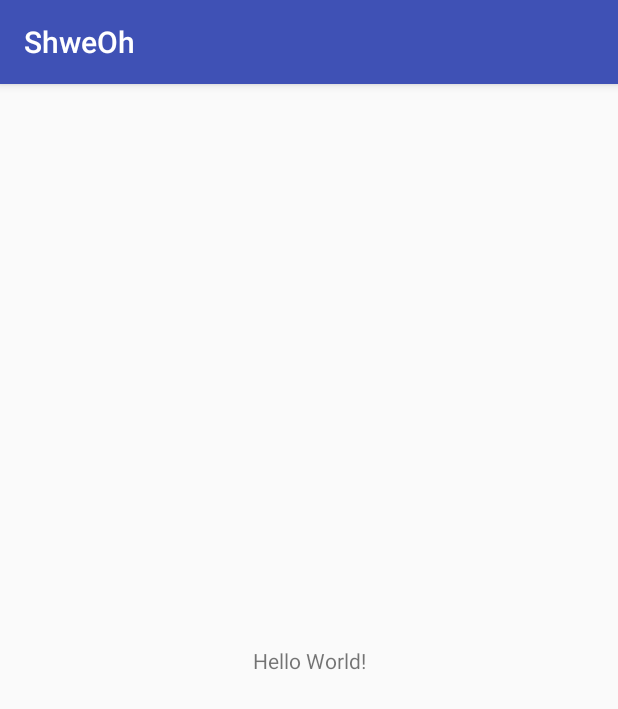
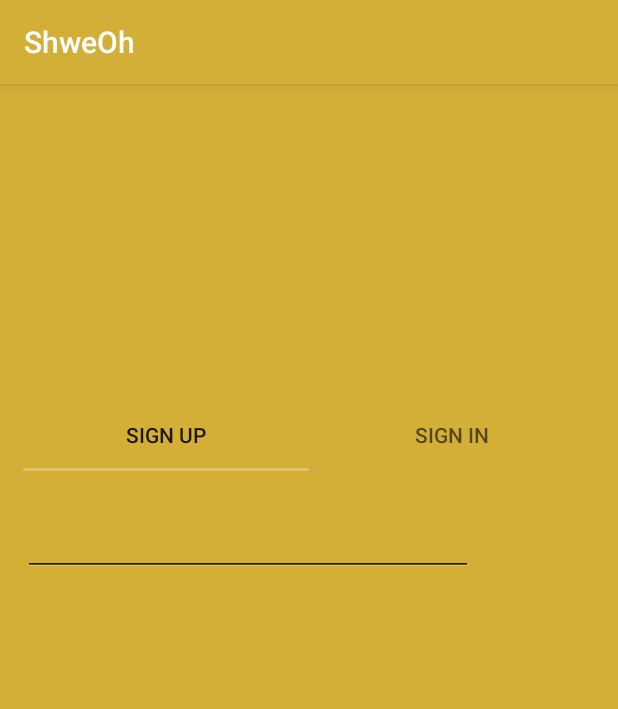
Before and after one commit to kyawthetwin/shweoh, an Android app: the screen it shows after launch (MainActivity before the commit, Login after it), on a phone screen of 412 x 824 dp. Shown: the top 709 px of the screen. Run offline under Robolectric (Android 15) with nearby library versions, the phone set to English and light mode, and no system bars.

Commit message:
add UI Login

```diff
--- a/app/build.gradle
+++ b/app/build.gradle
@@ -25,6 +25,8 @@ dependencies {
         exclude group: 'com.android.support', module: 'support-annotations'
     })
     compile 'com.android.support:appcompat-v7:25.1.1'
+    compile 'com.android.support:design:25.1.1'
     compile 'com.android.support.constraint:constraint-layout:1.0.0-alpha8'
+    compile 'com.android.support:support-v4:25.3.1'
     testCompile 'junit:junit:4.12'
 }
--- a/app/src/main/AndroidManifest.xml
+++ b/app/src/main/AndroidManifest.xml
@@ -9,13 +9,15 @@
         android:roundIcon="@mipmap/ic_launcher_round"
         android:supportsRtl="true"
         android:theme="@style/AppTheme">
-        <activity android:name=".MainActivity">
+        <activity android:name=".Login">
             <intent-filter>
                 <action android:name="android.intent.action.MAIN" />
 
                 <category android:name="android.intent.category.LAUNCHER" />
             </intent-filter>
         </activity>
+        <activity
+            android:name=".SplashScreen" />
     </application>
 
 </manifest>
--- /dev/null
+++ b/app/src/main/java/moneytransfer/miracle/com/shweoh/Adapter/PagerAdapter.java
@@ -0,0 +1,42 @@
+package moneytransfer.miracle.com.shweoh.Adapter;
+
+import android.support.v4.app.Fragment;
+import android.support.v4.app.FragmentManager;
+import android.support.v4.app.FragmentPagerAdapter;
+
+import moneytransfer.miracle.com.shweoh.Fragment.LoginFragment;
+import moneytransfer.miracle.com.shweoh.Fragment.RegisterFragment;
+
+/**
+ * Created by kyawthetwin on 5/22/17.
+ */
+
+public class PagerAdapter extends FragmentPagerAdapter {
+
+    int mNumOfTabs;
+    public PagerAdapter(FragmentManager fm, int NumOfTabs) {
+        super(fm);
+        this.mNumOfTabs = NumOfTabs;
+    }
+
+    @Override
+    public Fragment getItem(int position) {
+
+        switch (position) {
+            case 0:
+                RegisterFragment tab1 = new RegisterFragment();
+                return tab1;
+            case 1:
+                LoginFragment tab2 = new LoginFragment();
+                return tab2;
+
+            default:
+                return null;
+        }
+    }
+
+    @Override
+    public int getCount() {
+        return mNumOfTabs;
+    }
+}
--- /dev/null
+++ b/app/src/main/java/moneytransfer/miracle/com/shweoh/Fragment/LoginFragment.java
@@ -0,0 +1,25 @@
+package moneytransfer.miracle.com.shweoh.Fragment;
+
+import android.os.Bundle;
+import android.support.v4.app.Fragment;
+import android.view.LayoutInflater;
+import android.view.View;
+import android.view.ViewGroup;
+
+import moneytransfer.miracle.com.shweoh.R;
+
+public class LoginFragment extends Fragment {
+    @Override
+    public View onCreateView(LayoutInflater inflater, ViewGroup container,
+                             Bundle savedInstanceState) {
+        // Get the view from fragmenttab2.xml
+        View view = inflater.inflate(R.layout.fragment_login, container, false);
+        return view;
+    }
+
+    @Override
+    public void onSaveInstanceState(Bundle outState) {
+        super.onSaveInstanceState(outState);
+        setUserVisibleHint(true);
+    }
+}
--- /dev/null
+++ b/app/src/main/java/moneytransfer/miracle/com/shweoh/Fragment/RegisterFragment.java
@@ -0,0 +1,26 @@
+package moneytransfer.miracle.com.shweoh.Fragment;
+
+import android.os.Bundle;
+import android.support.v4.app.Fragment;
+import android.view.LayoutInflater;
+import android.view.View;
+import android.view.ViewGroup;
+
+import moneytransfer.miracle.com.shweoh.R;
+
+
+public class RegisterFragment extends Fragment {
+    @Override
+    public View onCreateView(LayoutInflater inflater, ViewGroup container,
+                             Bundle savedInstanceState) {
+        // Get the view from fragmenttab2.xml
+        View view = inflater.inflate(R.layout.fragment_register, container, false);
+        return view;
+    }
+
+    @Override
+    public void onSaveInstanceState(Bundle outState) {
+        super.onSaveInstanceState(outState);
+        setUserVisibleHint(true);
+    }
+}
--- /dev/null
+++ b/app/src/main/java/moneytransfer/miracle/com/shweoh/Login.java
@@ -0,0 +1,48 @@
+package moneytransfer.miracle.com.shweoh;
+
+import android.os.Bundle;
+import android.support.design.widget.TabLayout;
+import android.support.v4.view.ViewPager;
+import android.support.v7.app.AppCompatActivity;
+
+import moneytransfer.miracle.com.shweoh.Adapter.PagerAdapter;
+
+public class Login extends AppCompatActivity {
+
+    @Override
+    protected void onCreate(Bundle savedInstanceState) {
+        super.onCreate(savedInstanceState);
+        setContentView(R.layout.activity_login);
+        /*Toolbar toolbar = (Toolbar) findViewById(R.id.toolbar);
+        setSupportActionBar(toolbar);*/
+
+        TabLayout tabLayout = (TabLayout) findViewById(R.id.tab_layout);
+        tabLayout.addTab(tabLayout.newTab().setText("Sign Up"));
+        tabLayout.addTab(tabLayout.newTab().setText("Sign In"));
+        tabLayout.setTabGravity(TabLayout.GRAVITY_FILL);
+
+        final ViewPager viewPager = (ViewPager) findViewById(R.id.pager);
+        final PagerAdapter adapter = new PagerAdapter
+                (getSupportFragmentManager(), tabLayout.getTabCount());
+        viewPager.setAdapter(adapter);
+        viewPager.addOnPageChangeListener(new TabLayout.TabLayoutOnPageChangeListener(tabLayout));
+        tabLayout.setOnTabSelectedListener(new TabLayout.OnTabSelectedListener() {
+            @Override
+            public void onTabSelected(TabLayout.Tab tab) {
+                viewPager.setCurrentItem(tab.getPosition());
+            }
+
+            @Override
+            public void onTabUnselected(TabLayout.Tab tab) {
+
+            }
+
+            @Override
+            public void onTabReselected(TabLayout.Tab tab) {
+
+            }
+        });
+    }
+
+
+}
--- /dev/null
+++ b/app/src/main/res/layout/activity_login.xml
@@ -0,0 +1,31 @@
+<?xml version="1.0" encoding="utf-8"?>
+<RelativeLayout xmlns:android="http://schemas.android.com/apk/res/android"
+    xmlns:app="http://schemas.android.com/apk/res-auto"
+    xmlns:tools="http://schemas.android.com/tools"
+    android:layout_width="match_parent"
+    android:layout_height="match_parent"
+    android:background="@color/colorPrimary"
+    tools:context="moneytransfer.miracle.com.shweoh.Login"
+    android:layout_gravity="center"
+    android:gravity="center">
+
+
+
+    <android.support.design.widget.TabLayout
+        android:id="@+id/tab_layout"
+        android:layout_width="match_parent"
+        android:layout_height="wrap_content"
+        android:layout_marginLeft="15sp"
+        android:layout_marginRight="15sp"
+        />
+
+    <android.support.v4.view.ViewPager
+        android:id="@+id/pager"
+        android:layout_marginLeft="15sp"
+        android:layout_marginRight="15sp"
+        android:layout_width="wrap_content"
+        android:layout_height="300sp"
+        android:layout_below="@id/tab_layout"/>
+
+
+</RelativeLayout>
--- /dev/null
+++ b/app/src/main/res/layout/fragment_register.xml
@@ -0,0 +1,21 @@
+<RelativeLayout xmlns:android="http://schemas.android.com/apk/res/android"
+    xmlns:tools="http://schemas.android.com/tools"
+    android:layout_width="match_parent"
+    android:layout_height="match_parent"
+    tools:context="moneytransfer.miracle.com.shweoh.Fragment.RegisterFragment">
+
+    <EditText
+        android:layout_width="300sp"
+        android:layout_height="70sp" />
+
+    <EditText
+        android:layout_width="300sp"
+        android:layout_height="70sp" />
+    <EditText
+        android:layout_width="300sp"
+        android:layout_height="70sp" />
+
+
+
+
+</RelativeLayout>
--- /dev/null
+++ b/app/src/main/res/menu/menu_main.xml
@@ -0,0 +1,4 @@
+<?xml version="1.0" encoding="utf-8"?>
+<menu xmlns:android="http://schemas.android.com/apk/res/android">
+
+</menu>
--- a/app/src/main/res/values/colors.xml
+++ b/app/src/main/res/values/colors.xml
@@ -1,6 +1,6 @@
 <?xml version="1.0" encoding="utf-8"?>
 <resources>
-    <color name="colorPrimary">#3F51B5</color>
-    <color name="colorPrimaryDark">#303F9F</color>
-    <color name="colorAccent">#FF4081</color>
+    <color name="colorPrimary">#d4af37</color>
+    <color name="colorPrimaryDark">#a48623</color>
+    <color name="colorAccent">#dfc46d</color>
 </resources>
--- a/app/src/main/res/values/strings.xml
+++ b/app/src/main/res/values/strings.xml
@@ -1,3 +1,9 @@
 <resources>
     <string name="app_name">ShweOh</string>
+    <string name="LOGIN">Login</string>
+    <string name="PASSWORD">Password</string>
+    <string name="USERNAME">Username</string>
+
+    <!-- TODO: Remove or change this placeholder text -->
+    <string name="hello_blank_fragment">Hello blank fragment</string>
 </resources>
```
Also changed, not shown: app/src/main/java/moneytransfer/miracle/com/shweoh/SplashScreen.java (added, +13 -0 lines), app/src/main/res/layout/activity_splash_screen.xml (added, +18 -0 lines), app/src/main/res/layout/fragment_login.xml (added, +35 -0 lines).
